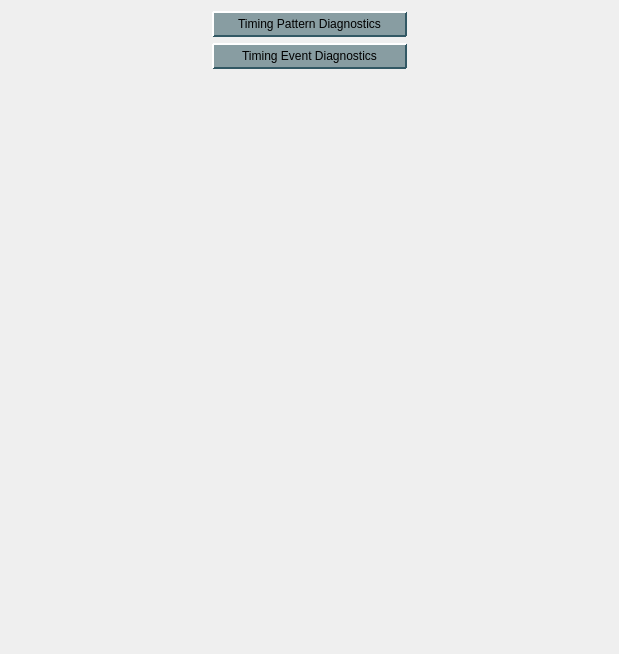
Above: time.ui from cristinasewell/ATCA_PyDM_Screens before the change. Below: the same form after it.
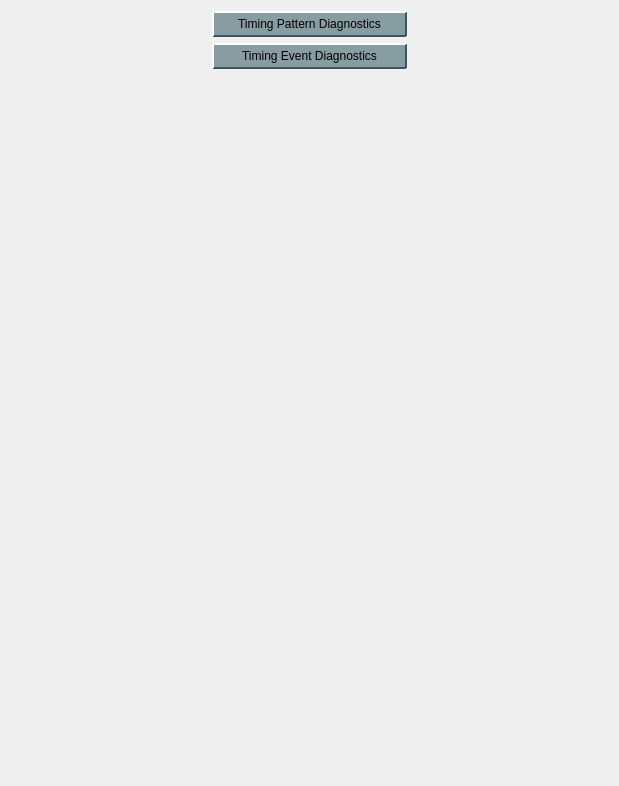
That is the form after the change. Custom widgets are drawn as their Qt base class.

Commit message: Resize screens

The edit to the form file:
```diff
--- a/time.ui
+++ b/time.ui
@@ -7,7 +7,7 @@
     <x>0</x>
     <y>0</y>
     <width>619</width>
-    <height>654</height>
+    <height>786</height>
    </rect>
   </property>
   <property name="sizePolicy">
```
Left out of the diff: 44 changed lines with no effect on the pictures. The commit also changes 2 other files.
